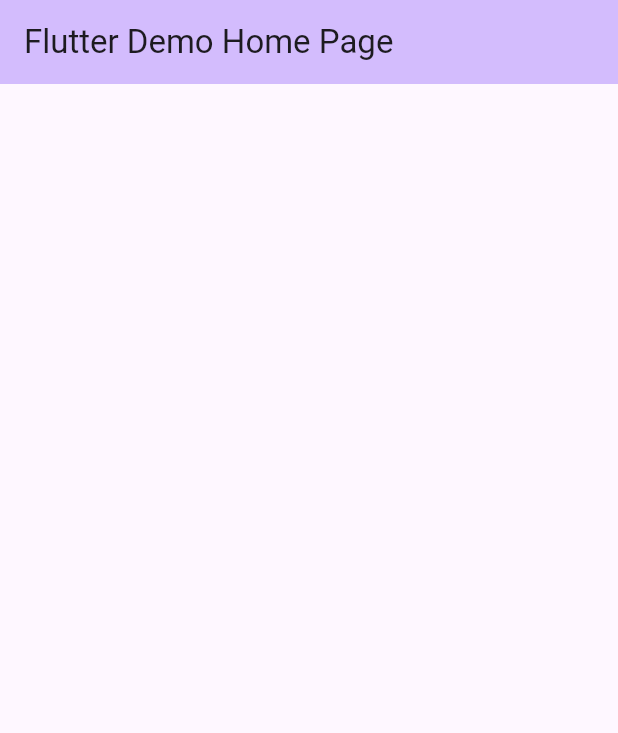
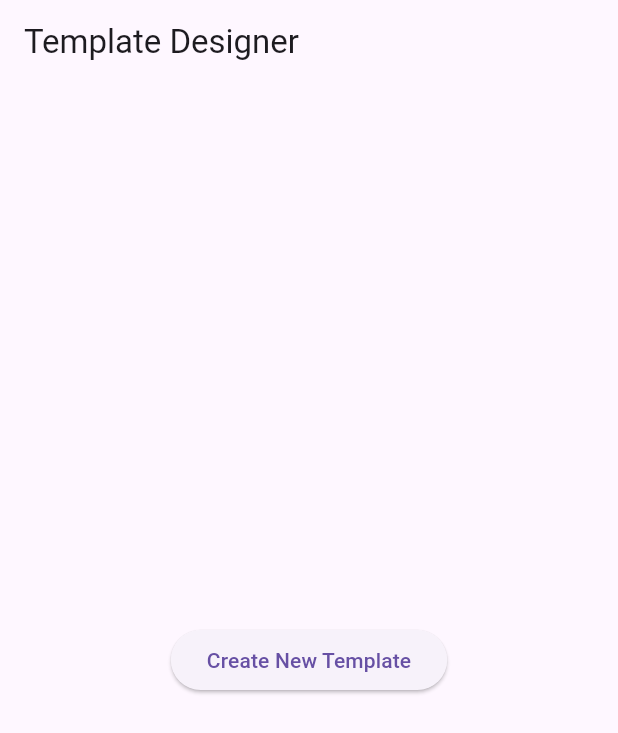
Before and after one commit to building-for-fun/Gengen, a Flutter app: the screen it shows after launch, on a phone screen of 412 x 824 dp. Shown: the top 733 px of the screen. Run offline on Flutter 3.47's test engine with Material 3 defaults, Android fonts, the phone set to English and light mode, and no system bars; our stand-ins replace screenshot.

Commit message:
Add. Create template with dragabble text component

```diff
--- a/lib/main.dart
+++ b/lib/main.dart
@@ -1,43 +1,28 @@
 import 'package:flutter/material.dart';
-import 'package:gengen/image_section.dart';
+import 'package:provider/provider.dart';
+import 'screens/home_screen.dart';
+import 'providers/template_provider.dart';
 
 void main() {
-  runApp(const MyApp());
+  runApp(MyApp());
 }
 
 class MyApp extends StatelessWidget {
-  const MyApp({super.key});
-
-  // This widget is the root of your application.
   @override
   Widget build(BuildContext context) {
-    return MaterialApp(
-      title: 'Flutter Demo',
-      theme: ThemeData(
-        colorScheme: ColorScheme.fromSeed(seedColor: Colors.deepPurple),
+    return MultiProvider(
+      providers: [
+        ChangeNotifierProvider(create: (context) => TemplateProvider()),
+      ],
+      child: MaterialApp(
+        debugShowCheckedModeBanner: false,
+        title: 'Template Designer',
+        theme: ThemeData(
+          primarySwatch: Colors.blue,
+          useMaterial3: true, // Enable Material 3
+        ),
+        home: HomeScreen(),
       ),
-      home: const MyHomePage(title: 'Flutter Demo Home Page'),
     );
   }
 }
-
-class MyHomePage extends StatefulWidget {
-  const MyHomePage({super.key, required this.title});
-  final String title;
-
-  @override
-  State<MyHomePage> createState() => _MyHomePageState();
-}
-
-class _MyHomePageState extends State<MyHomePage> {
-  @override
-  Widget build(BuildContext context) {
-    return Scaffold(
-      appBar: AppBar(
-        backgroundColor: Theme.of(context).colorScheme.inversePrimary,
-        title: Text(widget.title),
-      ),
-      body: const Column(children: []),
-    );
-  }
-}
--- /dev/null
+++ b/lib/models/template_model.dart
@@ -0,0 +1,15 @@
+import 'package:flutter/material.dart';
+
+class TemplateModel {
+  String id;
+  String name;
+  List<Widget> elements;
+  String parentId; // For parent-child structure
+
+  TemplateModel({
+    required this.id,
+    required this.name,
+    required this.elements,
+    required this.parentId,
+  });
+}
--- /dev/null
+++ b/lib/providers/template_provider.dart
@@ -0,0 +1,21 @@
+import 'package:flutter/material.dart';
+import '../models/template_model.dart';
+
+class TemplateProvider with ChangeNotifier {
+  List<TemplateModel> _templates = [];
+
+  List<TemplateModel> get templates => _templates;
+
+  void addTemplate(TemplateModel template) {
+    _templates.add(template);
+    notifyListeners();
+  }
+
+  void updateTemplate(String id, List<Widget> newElements) {
+    final index = _templates.indexWhere((t) => t.id == id);
+    if (index != -1) {
+      _templates[index].elements = newElements;
+      notifyListeners();
+    }
+  }
+}
--- /dev/null
+++ b/lib/screens/home_screen.dart
@@ -0,0 +1,22 @@
+import 'package:flutter/material.dart';
+import 'template_screen.dart';
+
+class HomeScreen extends StatelessWidget {
+  @override
+  Widget build(BuildContext context) {
+    return Scaffold(
+      appBar: AppBar(title: Text("Template Designer")),
+      body: Center(
+        child: ElevatedButton(
+          child: Text("Create New Template"),
+          onPressed: () {
+            Navigator.push(
+              context,
+              MaterialPageRoute(builder: (context) => TemplateScreen()),
+            );
+          },
+        ),
+      ),
+    );
+  }
+}
```
Also changed, not shown: lib/image_section.dart (deleted, +0 -12 lines), lib/screens/template_screen.dart (added, +36 -0 lines), lib/widgets/draggable_widget.dart (added, +31 -0 lines), lib/widgets/export_button.dart (added, +36 -0 lines), pubspec.yaml (+8 -0 lines), pubspec.lock, 5 other files.
